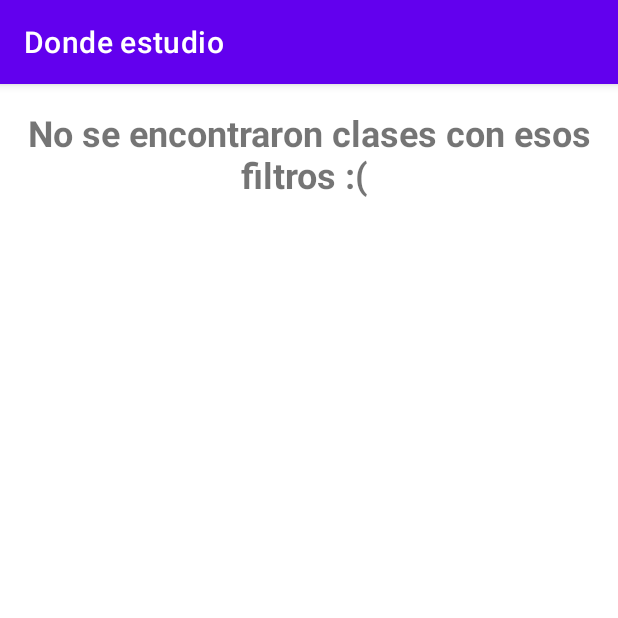
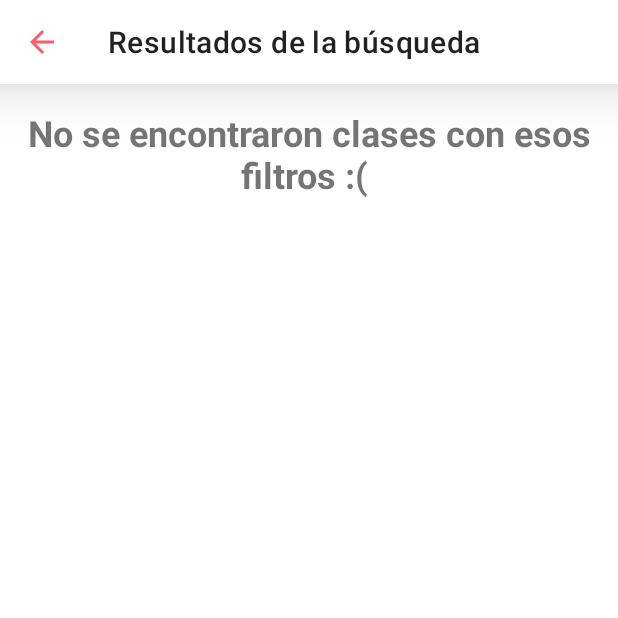
Before and after one commit to UTN-FRSF-TPS/DAM-APP, an Android app: the screen it shows after launch (MainActivity), after a tap on "BUSCAR", on a phone screen of 412 x 824 dp, the top half of it. Run offline under Robolectric (Android 15) with nearby library versions, the phone set to English and light mode, and no system bars; our stand-ins replace Firebase (no records; nobody signed in at launch, a user with empty details on screens opened directly); libraries missing offline, so code that uses them is left out: org.checkerframework.checker.

Commit message:
Agregada ActionBar con titulo del fragmento y botón de regreso

```diff
--- a/app/src/main/AndroidManifest.xml
+++ b/app/src/main/AndroidManifest.xml
@@ -25,6 +25,7 @@
 
         <activity
             android:name=".MainActivity"
+            android:theme="@style/Theme.DondeEstudio"
             android:exported="true">
             <intent-filter>
                 <action android:name="android.intent.action.MAIN" />
--- a/app/src/main/java/com/fvt/dondeestudio/BuscarClasesFragment.java
+++ b/app/src/main/java/com/fvt/dondeestudio/BuscarClasesFragment.java
@@ -2,6 +2,7 @@ package com.fvt.dondeestudio;
 
 import android.os.Bundle;
 
+import androidx.appcompat.app.AppCompatActivity;
 import androidx.fragment.app.Fragment;
 import androidx.navigation.Navigation;
 
@@ -56,6 +57,8 @@ public class BuscarClasesFragment extends Fragment {
     @Override
     public View onCreateView(LayoutInflater inflater, ViewGroup container,
                              Bundle savedInstanceState) {
+
+        ((AppCompatActivity) getActivity()).getSupportActionBar().hide();
 
 
        binding = FragmentBuscarClasesBinding.inflate(inflater, container, false);
--- a/app/src/main/java/com/fvt/dondeestudio/MainActivity.java
+++ b/app/src/main/java/com/fvt/dondeestudio/MainActivity.java
@@ -1,13 +1,16 @@
 package com.fvt.dondeestudio;
 
 import androidx.appcompat.app.AppCompatActivity;
+import androidx.appcompat.widget.Toolbar;
 import androidx.fragment.app.FragmentTransaction;
 
 import android.content.BroadcastReceiver;
 import android.content.Context;
 import android.content.Intent;
 import android.os.Bundle;
+import android.view.View;
 
+import com.fvt.dondeestudio.databinding.ActivityMainBinding;
 import com.fvt.dondeestudio.gestores.GestorClases;
 import com.fvt.dondeestudio.gestores.GestorProfesores;
 import com.fvt.dondeestudio.helpers.Callback;
@@ -19,15 +22,27 @@ import com.fvt.dondeestudio.model.Profesor;
 import com.google.android.gms.maps.MapFragment;
 import com.google.firebase.auth.FirebaseAuth;
 
+import org.checkerframework.checker.units.qual.A;
 import org.checkerframework.checker.units.qual.C;
 
 
 public class MainActivity extends AppCompatActivity {
-
+    ActivityMainBinding binding;
     @Override
     protected void onCreate(Bundle savedInstanceState) {
         super.onCreate(savedInstanceState);
-        setContentView(R.layout.activity_main);
+        binding = ActivityMainBinding.inflate(getLayoutInflater());
+        setContentView(binding.getRoot());
+        Toolbar toolbar = binding.toolbar;
+        setSupportActionBar(toolbar);
+        toolbar.setNavigationIcon(R.drawable.ic_baseline_arrow_back_24);
+        toolbar.setNavigationOnClickListener(new View.OnClickListener() {
+            @Override
+            public void onClick(View v) {
+                onBackPressed();
+            }
+        });
+
         GestorProfesores g = new GestorProfesores();
         String idLog = FirebaseAuth.getInstance().getUid();
         if(idLog != null) {
--- a/app/src/main/java/com/fvt/dondeestudio/ResultadosBusqueda.java
+++ b/app/src/main/java/com/fvt/dondeestudio/ResultadosBusqueda.java
@@ -2,6 +2,8 @@ package com.fvt.dondeestudio;
 
 import android.os.Bundle;
 
+import androidx.appcompat.app.AppCompatActivity;
+import androidx.appcompat.widget.Toolbar;
 import androidx.fragment.app.Fragment;
 import androidx.recyclerview.widget.LinearLayoutManager;
 import androidx.recyclerview.widget.RecyclerView;
@@ -76,6 +78,10 @@ public class ResultadosBusqueda extends Fragment {
     public View onCreateView(LayoutInflater inflater, ViewGroup container,
                              Bundle savedInstanceState) {
         binding = FragmentResultadosBusquedaBinding.inflate(inflater, container, false);
+        ((AppCompatActivity) getActivity()).getSupportActionBar().show();
+        ((AppCompatActivity) getActivity()).getSupportActionBar().setTitle("Resultados de la búsqueda");
+
+
        Bundle bundle = getArguments();
        ClaseDTO filtro = (ClaseDTO) bundle.getSerializable("filtro");
         GestorClases gC = new GestorClases();
--- a/app/src/main/java/com/fvt/dondeestudio/listeners/AlumnoReservasListener.java
+++ b/app/src/main/java/com/fvt/dondeestudio/listeners/AlumnoReservasListener.java
@@ -102,7 +102,5 @@ public class AlumnoReservasListener {
                     }
                 });
 
-//Solo permitir eliminar clase si fecha < actual, y solo mostrar clases (tanto para alumnos y profesores)
-        //cuya fecha es mayor a la actual.
     }
 }
--- /dev/null
+++ b/app/src/main/res/drawable/ic_baseline_arrow_back_24.xml
@@ -0,0 +1,5 @@
+<vector android:autoMirrored="true" android:height="24dp"
+    android:tint="#F85F6A" android:viewportHeight="24"
+    android:viewportWidth="24" android:width="24dp" xmlns:android="http://schemas.android.com/apk/res/android">
+    <path android:fillColor="@android:color/white" android:pathData="M20,11H7.83l5.59,-5.59L12,4l-8,8 8,8 1.41,-1.41L7.83,13H20v-2z"/>
+</vector>
--- a/app/src/main/res/layout/activity_main.xml
+++ b/app/src/main/res/layout/activity_main.xml
@@ -1,4 +1,21 @@
 <?xml version="1.0" encoding="utf-8"?>
+<LinearLayout
+    xmlns:android="http://schemas.android.com/apk/res/android"
+    xmlns:tools="http://schemas.android.com/tools"
+    xmlns:app="http://schemas.android.com/apk/res-auto"
+    android:layout_width="match_parent"
+    android:layout_height="match_parent"
+    android:orientation="vertical">
+
+    <androidx.appcompat.widget.Toolbar
+        android:id="@+id/toolbar"
+        android:layout_width="match_parent"
+        android:layout_height="?attr/actionBarSize"
+        android:background="@color/white"
+        android:titleTextColor="@android:color/black"
+        android:elevation="25dp"
+        app:title="" />
+
 <LinearLayout xmlns:android="http://schemas.android.com/apk/res/android"
     xmlns:app="http://schemas.android.com/apk/res-auto"
     xmlns:tools="http://schemas.android.com/tools"
@@ -15,3 +32,4 @@
         app:defaultNavHost="true"
         app:navGraph="@navigation/nav_graph" />
 </LinearLayout>
+</LinearLayout>
--- a/app/src/main/res/layout/fragment_buscar_clases.xml
+++ b/app/src/main/res/layout/fragment_buscar_clases.xml
@@ -82,7 +82,7 @@
         android:id="@+id/tv_price"
         android:layout_width="match_parent"
         android:layout_height="wrap_content"
-        android:text="Tarifa máxima en $:"
+        android:text="Tarifa máxima (en $):"
         android:textSize="18sp"
         android:textStyle="bold"
         android:layout_marginTop="8dp"/>
@@ -109,7 +109,7 @@
         android:id="@+id/distanciaView"
         android:layout_width="match_parent"
         android:layout_height="wrap_content"
-        android:text="Distancia en km:"
+        android:text="Distancia máxima (en km):"
         android:textSize="18sp"
         android:textStyle="bold"
         android:layout_marginTop="8dp"/>
--- a/app/src/main/res/layout/fragment_resultados_busqueda.xml
+++ b/app/src/main/res/layout/fragment_resultados_busqueda.xml
@@ -1,4 +1,6 @@
 <?xml version="1.0" encoding="utf-8"?>
+
+
 <ScrollView
     android:layout_width="match_parent"
     android:layout_height="match_parent"
--- a/app/src/main/res/values/themes.xml
+++ b/app/src/main/res/values/themes.xml
@@ -1,6 +1,6 @@
 <resources xmlns:tools="http://schemas.android.com/tools">
     <!-- Base application theme. -->
-    <style name="Theme.DondeEstudio" parent="Theme.MaterialComponents.DayNight.DarkActionBar">
+    <style name="Theme.DondeEstudio" parent="Theme.MaterialComponents.Light.NoActionBar">
         <!-- Primary brand color. -->
         <item name="colorPrimary">@color/purple_500</item>
         <item name="colorPrimaryVariant">@color/purple_700</item>
```
